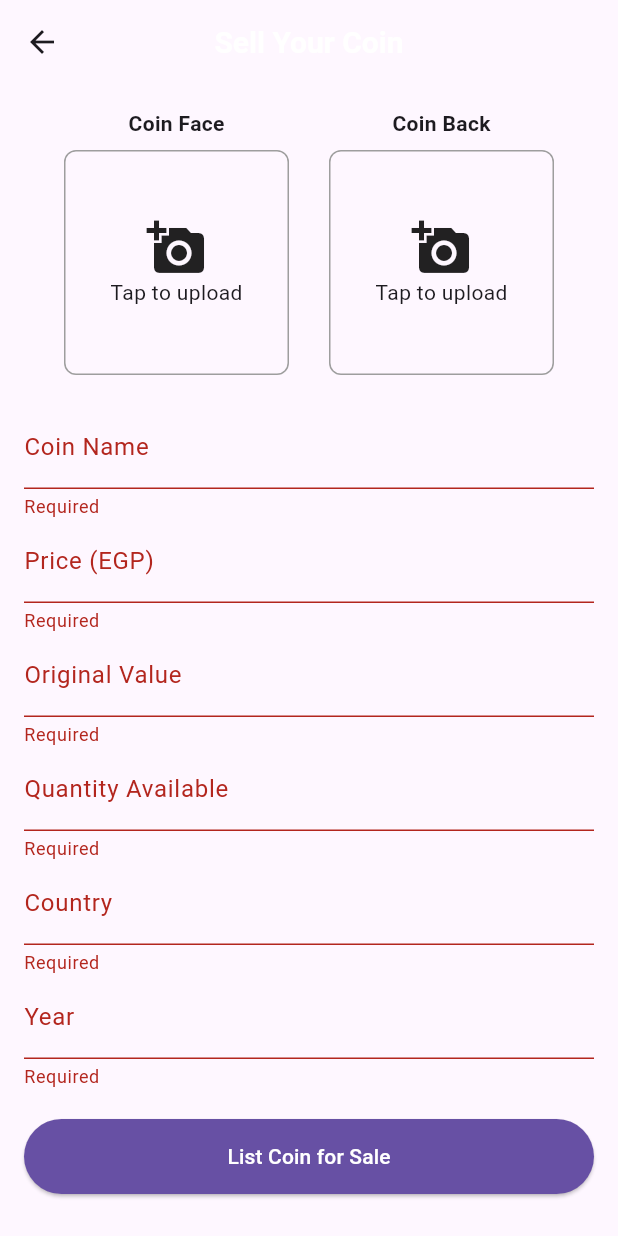
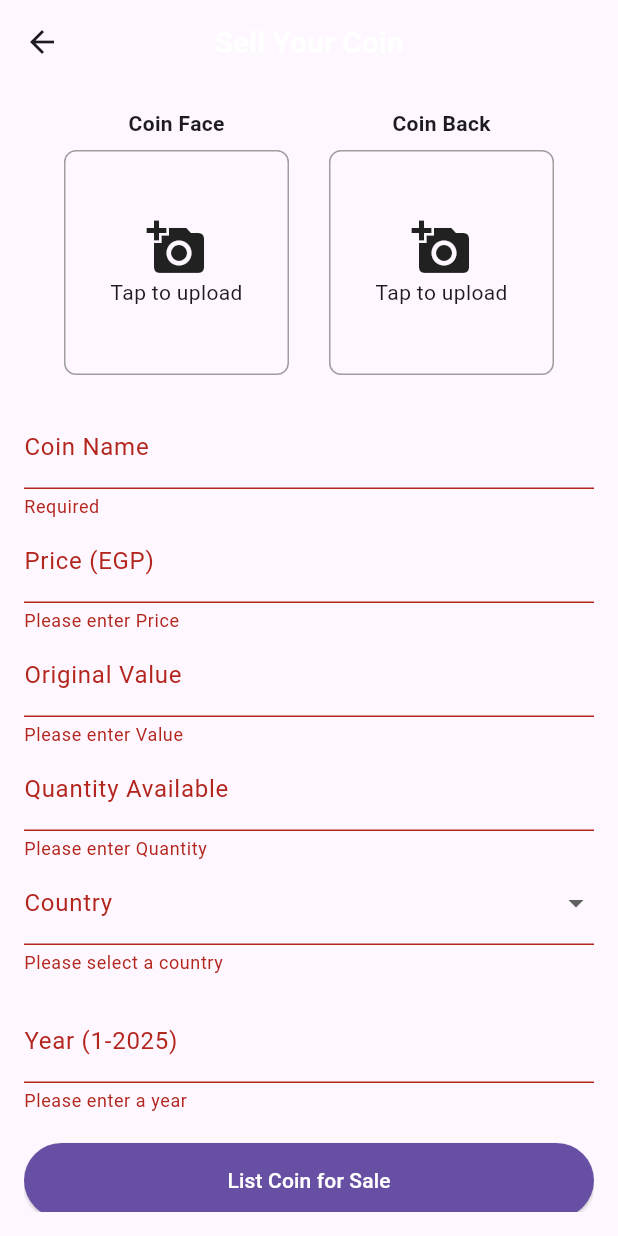
Before and after one commit to LambadaEG/Coins-Store, a Flutter app: the SellCoinScreen screen opened by its route, after a tap on "List Coin for Sale", on a phone screen of 412 x 824 dp. Run offline on Flutter 3.47's test engine with Material 3 defaults, Android fonts, the phone set to English and light mode, and no system bars; our stand-ins replace cloud_firestore, firebase_auth, firebase_core, image_picker; accounts and stored records are empty.

Commit message:
added Dropmenu for countires

```diff
--- a/lib/screens/sell_coin_screen.dart
+++ b/lib/screens/sell_coin_screen.dart
@@ -19,7 +19,6 @@ class _SellCoinScreenState extends State<SellCoinScreen> {
   final _priceController = TextEditingController();
   final _valueController = TextEditingController();
   final _inStockController = TextEditingController();
-  final _countryController = TextEditingController();
   final _yearController = TextEditingController();
   final _sellerPhoneController = TextEditingController();
   final _sellerNameController = TextEditingController();
@@ -28,8 +27,47 @@ class _SellCoinScreenState extends State<SellCoinScreen> {
   File? _coinBackImage;
   bool _isUploading = false;
   String? _errorMessage;
+  String? _selectedCountry;
 
   final String _imgbbApiKey = '90fd9d602c79c4bc285c8124ad0b00ea';
+
+  final List<String> _countries = [
+    'Afghanistan', 'Albania', 'Algeria', 'Andorra', 'Angola',
+    'Antigua and Barbuda', 'Argentina', 'Armenia', 'Australia', 'Austria',
+    'Azerbaijan', 'Bahamas', 'Bahrain', 'Bangladesh', 'Barbados',
+    'Belarus', 'Belgium', 'Belize', 'Benin', 'Bhutan', 'Bolivia',
+    'Bosnia and Herzegovina', 'Botswana', 'Brazil', 'Brunei', 'Bulgaria',
+    'Burkina Faso', 'Burundi', 'Côte d\'Ivoire', 'Cabo Verde', 'Cambodia',
+    'Cameroon', 'Canada', 'Central African Republic', 'Chad', 'Chile',
+    'China', 'Colombia', 'Comoros', 'Congo', 'Costa Rica', 'Croatia',
+    'Cuba', 'Cyprus', 'Czech Republic', 'Denmark', 'Djibouti', 'Dominica',
+    'Dominican Republic', 'Ecuador', 'Egypt', 'El Salvador', 'Equatorial Guinea',
+    'Eritrea', 'Estonia', 'Eswatini', 'Ethiopia', 'Fiji', 'Finland',
+    'France', 'Gabon', 'Gambia', 'Georgia', 'Germany', 'Ghana', 'Greece',
+    'Grenada', 'Guatemala', 'Guinea', 'Guinea-Bissau', 'Guyana', 'Haiti',
+    'Holy See', 'Honduras', 'Hungary', 'Iceland', 'India', 'Indonesia',
+    'Iran', 'Iraq', 'Ireland', 'Israel', 'Italy', 'Jamaica', 'Japan',
+    'Jordan', 'Kazakhstan', 'Kenya', 'Kiribati', 'Kuwait', 'Kyrgyzstan',
+    'Laos', 'Latvia', 'Lebanon', 'Lesotho', 'Liberia', 'Libya',
+    'Liechtenstein', 'Lithuania', 'Luxembourg', 'Madagascar', 'Malawi',
+    'Malaysia', 'Maldives', 'Mali', 'Malta', 'Marshall Islands', 'Mauritania',
+    'Mauritius', 'Mexico', 'Micronesia', 'Moldova', 'Monaco', 'Mongolia',
+    'Montenegro', 'Morocco', 'Mozambique', 'Myanmar', 'Namibia', 'Nauru',
+    'Nepal', 'Netherlands', 'New Zealand', 'Nicaragua', 'Niger', 'Nigeria',
+    'North Korea', 'North Macedonia', 'Norway', 'Oman', 'Pakistan', 'Palau',
+    'Palestine State', 'Panama', 'Papua New Guinea', 'Paraguay', 'Peru',
+    'Philippines', 'Poland', 'Portugal', 'Qatar', 'Romania', 'Russia',
+    'Rwanda', 'Saint Kitts and Nevis', 'Saint Lucia', 'Saint Vincent and the Grenadines',
+    'Samoa', 'San Marino', 'Sao Tome and Principe', 'Saudi Arabia', 'Senegal',
+    'Serbia', 'Seychelles', 'Sierra Leone', 'Singapore', 'Slovakia', 'Slovenia',
+    'Solomon Islands', 'Somalia', 'South Africa', 'South Korea', 'South Sudan',
+    'Spain', 'Sri Lanka', 'Sudan', 'Suriname', 'Sweden', 'Switzerland',
+    'Syria', 'Tajikistan', 'Tanzania', 'Thailand', 'Timor-Leste', 'Togo',
+    'Tonga', 'Trinidad and Tobago', 'Tunisia', 'Turkey', 'Turkmenistan',
+    'Tuvalu', 'Uganda', 'Ukraine', 'United Arab Emirates', 'United Kingdom',
+    'United States', 'Uruguay', 'Uzbekistan', 'Vanuatu', 'Venezuela',
+    'Vietnam', 'Yemen', 'Zambia', 'Zimbabwe'
+  ];
 
   @override
   void initState() {
@@ -84,6 +122,20 @@ class _SellCoinScreenState extends State<SellCoinScreen> {
     }
   }
 
+  String? _validateNumber(String? value, String fieldName, {bool allowDecimal = true}) {
+    if (value == null || value.isEmpty) {
+      return 'Please enter $fieldName';
+    }
+    final number = allowDecimal ? double.tryParse(value) : int.tryParse(value);
+    if (number == null) {
+      return 'Please enter a valid number';
+    }
+    if (number <= 0) {
+      return '$fieldName must be greater than 0';
+    }
+    return null;
+  }
+
   Future<void> _submitForm(BuildContext context) async {
     if (!_formKey.currentState!.validate()) return;
     if (_coinFaceImage == null || _coinBackImage == null) {
@@ -107,7 +159,6 @@ class _SellCoinScreenState extends State<SellCoinScreen> {
       final auth = FirebaseAuth.instance;
       final catalogState = Provider.of<ProductCatalogState>(context, listen: false);
 
-      // Validate seller info
       if (_sellerNameController.text.isEmpty || _sellerPhoneController.text.isEmpty) {
         throw Exception('Seller information is incomplete');
       }
@@ -117,7 +168,7 @@ class _SellCoinScreenState extends State<SellCoinScreen> {
         'price': double.parse(_priceController.text),
         'value': double.parse(_valueController.text),
         'inStock': int.parse(_inStockController.text),
-        'country': _countryController.text,
+        'country': _selectedCountry,
         'year': int.parse(_yearController.text),
         'images': [faceUrl, backUrl],
         'createdAt': FieldValue.serverTimestamp(),
@@ -127,7 +178,6 @@ class _SellCoinScreenState extends State<SellCoinScreen> {
         'sellerEmail': auth.currentUser?.email,
       });
 
-      // Update user document with phone and name
       if (auth.currentUser != null) {
         await FirebaseFirestore.instance
             .collection('users')
@@ -142,7 +192,7 @@ class _SellCoinScreenState extends State<SellCoinScreen> {
       Navigator.pop(context);
       catalogState.fetchProducts();
     } catch (e) {
-      setState(() => _errorMessage = e.toString());
+      setState(() => _errorMessage = 'Error: ${e.toString()}');
     } finally {
       setState(() => _isUploading = false);
     }
@@ -184,34 +234,63 @@ class _SellCoinScreenState extends State<SellCoinScreen> {
                   decoration: InputDecoration(labelText: 'Coin Name'),
                   validator: (value) => value!.isEmpty ? 'Required' : null,
                 ),
+
                 TextFormField(
                   controller: _priceController,
                   decoration: InputDecoration(labelText: 'Price (EGP)'),
                   keyboardType: TextInputType.numberWithOptions(decimal: true),
-                  validator: (value) => value!.isEmpty ? 'Required' : null,
+                  validator: (value) => _validateNumber(value, 'Price'),
                 ),
+
                 TextFormField(
                   controller: _valueController,
                   decoration: InputDecoration(labelText: 'Original Value'),
                   keyboardType: TextInputType.numberWithOptions(decimal: true),
-                  validator: (value) => value!.isEmpty ? 'Required' : null,
+                  validator: (value) => _validateNumber(value, 'Value'),
                 ),
+
                 TextFormField(
                   controller: _inStockController,
                   decoration: InputDecoration(labelText: 'Quantity Available'),
                   keyboardType: TextInputType.number,
-                  validator: (value) => value!.isEmpty ? 'Required' : null,
+                  validator: (value) => _validateNumber(value, 'Quantity', allowDecimal: false),
                 ),
-                TextFormField(
-                  controller: _countryController,
+
+                DropdownButtonFormField<String>(
+                  value: _selectedCountry,
+                  items: _countries.map((country) {
+                    return DropdownMenuItem<String>(
+                      value: country,
+                      child: Text(country),
+                    );
+                  }).toList(),
+                  onChanged: (value) {
+                    setState(() {
+                      _selectedCountry = value;
+                    });
+                  },
                   decoration: InputDecoration(labelText: 'Country'),
-                  validator: (value) => value!.isEmpty ? 'Required' : null,
+                  validator: (value) => value == null ? 'Please select a country' : null,
                 ),
+                SizedBox(height: 16),
+
                 TextFormField(
                   controller: _yearController,
-                  decoration: InputDecoration(labelText: 'Year'),
+                  decoration: InputDecoration(labelText: 'Year (1-2025)'),
                   keyboardType: TextInputType.number,
-                  validator: (value) => value!.isEmpty ? 'Required' : null,
+                  validator: (value) {
+                    if (value == null || value.isEmpty) {
+                      return 'Please enter a year';
+                    }
+                    final year = int.tryParse(value);
+                    if (year == null) {
+                      return 'Please enter a valid number';
+                    }
+                    if (year < 1 || year > 2025) {
+                      return 'Year must be between 1 and 2025';
+                    }
+                    return null;
+                  },
                 ),
                 SizedBox(height: 20),
 
@@ -275,7 +354,6 @@ class _SellCoinScreenState extends State<SellCoinScreen> {
     _priceController.dispose();
     _valueController.dispose();
     _inStockController.dispose();
-    _countryController.dispose();
     _yearController.dispose();
     _sellerPhoneController.dispose();
     _sellerNameController.dispose();
```
